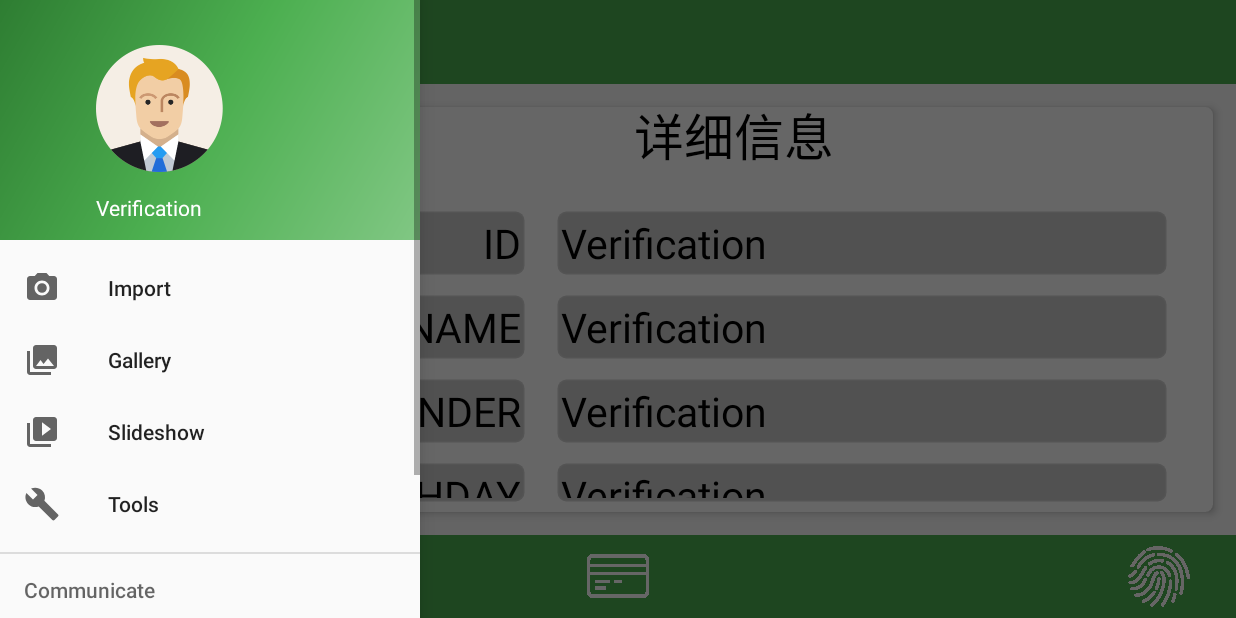
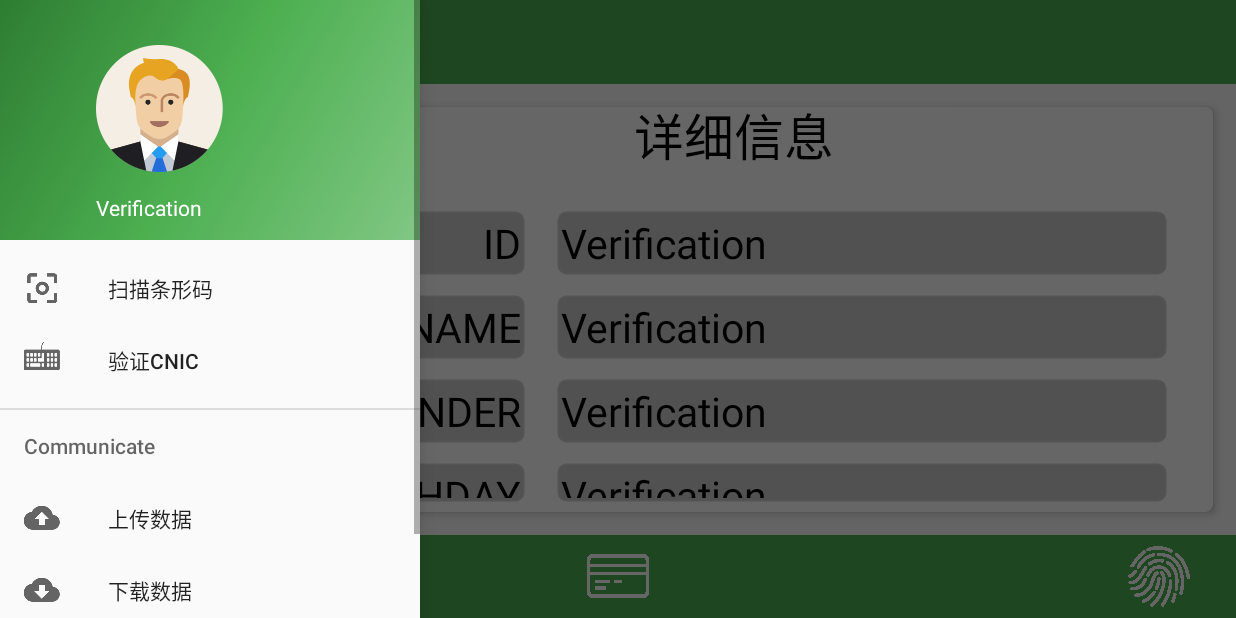
Before and after one commit to georgeemr/UsbHostModeFingerprint, an Android app: the screen it shows after launch (VerifyResultActivity), with the side drawer open, on a phone screen of 824 x 412 dp (held sideways). Run offline under Robolectric (Android 15) with nearby library versions, the phone set to English and light mode, and no system bars; libraries missing offline, so code that uses them is left out: com.j256.ormlite; 4 statements that could not run were skipped.

Commit message:
添加icon

```diff
--- a/recognition/src/main/res/menu/activity_main_drawer.xml
+++ b/recognition/src/main/res/menu/activity_main_drawer.xml
@@ -4,32 +4,28 @@
     <group android:checkableBehavior="single">
         <item
             android:id="@+id/nav_camera"
-            android:icon="@drawable/ic_menu_camera"
-            android:title="Import" />
+            android:icon="@drawable/ic_barcode"
+            android:title="@string/nav_scan_barcode"/>
         <item
             android:id="@+id/nav_gallery"
-            android:icon="@drawable/ic_menu_gallery"
-            android:title="Gallery" />
-        <item
-            android:id="@+id/nav_slideshow"
-            android:icon="@drawable/ic_menu_slideshow"
-            android:title="Slideshow" />
-        <item
-            android:id="@+id/nav_manage"
-            android:icon="@drawable/ic_menu_manage"
-            android:title="Tools" />
+            android:icon="@drawable/ic_keyboard"
+            android:title="@string/nav_input_ID"/>
     </group>
 
-    <item android:title="Communicate">
+    <item android:title="@string/nav_communicate">
         <menu>
             <item
-                android:id="@+id/nav_share"
-                android:icon="@drawable/ic_menu_share"
-                android:title="Share" />
+                android:id="@+id/nav_upload"
+                android:icon="@drawable/ic_upload"
+                android:title="@string/nav_upload_data"/>
             <item
-                android:id="@+id/nav_send"
-                android:icon="@drawable/ic_menu_send"
-                android:title="Send" />
+                android:id="@+id/nav_download"
+                android:icon="@drawable/ic_download"
+                android:title="@string/nav_download_data"/>
+            <item
+                android:id="@+id/nav_print"
+                android:icon="@drawable/print_icon"
+                android:title="@string/common_print"/>
         </menu>
     </item>
 
--- a/recognition/src/main/res/values/strings.xml
+++ b/recognition/src/main/res/values/strings.xml
@@ -62,5 +62,12 @@
     <string name="crop_saving">Saving picture…</string>
     <string name="crop_wait">Please wait…</string>
 
+    <!--验证指纹界面-->
     <string name="verify_detail">详细信息</string>
+    <string name="nav_communicate">Communicate</string>
+    <string name="nav_scan_barcode">扫描条形码</string>
+    <string name="nav_input_ID">验证CNIC</string>
+    <string name="nav_upload_data">上传数据</string>
+    <string name="nav_download_data">下载数据</string>
+    <string name="common_print">打印结果</string>
 </resources>
```
Also changed, not shown: recognition/src/main/res/drawable-xxhdpi/ic_barcode.png (added), recognition/src/main/res/drawable-xxhdpi/ic_download.png (added), recognition/src/main/res/drawable-xxhdpi/ic_keyboard.png (added), recognition/src/main/res/drawable-xxhdpi/ic_upload.png (added), recognition/src/main/res/drawable-xxhdpi/print_icon.png (added).
